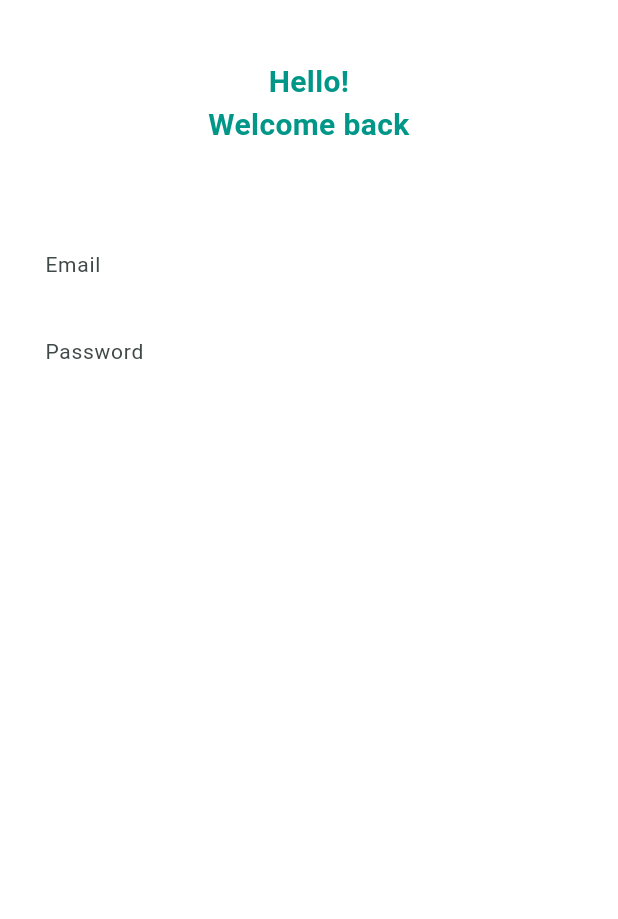
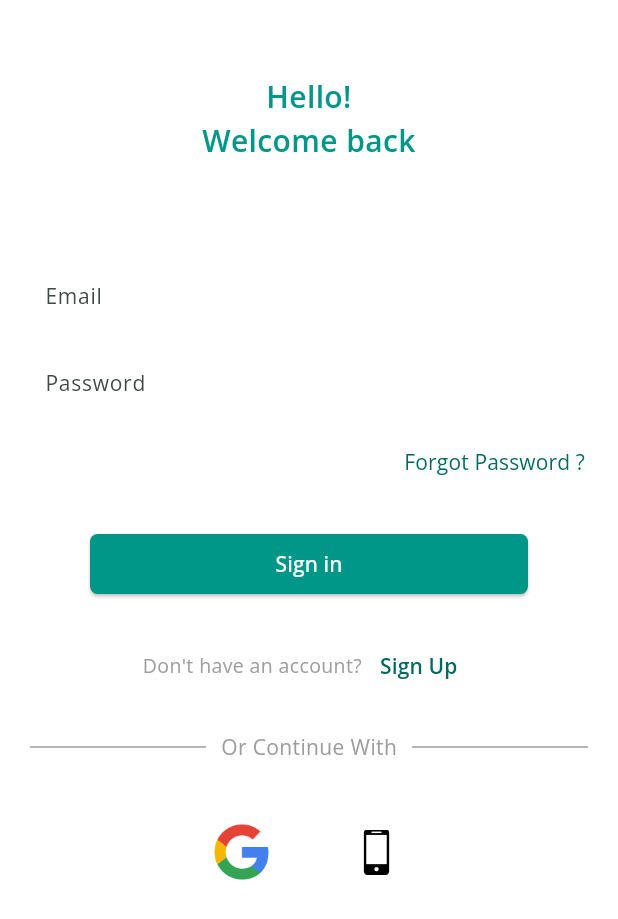
Before and after one commit to safvansafvan/StudentAppWithFirebase, a Flutter app: the screen it shows after launch, on a phone screen of 412 x 824 dp. Shown: the top 919 px of the screen. Run offline on Flutter 3.47's test engine with Material 3 defaults, Android fonts, the phone set to English and light mode, and no system bars; our stand-ins replace firebase_core, fluttertoast, google_fonts; accounts and stored records are empty.

Commit message:
base auth view is completed

```diff
--- a/lib/controller/const.dart
+++ b/lib/controller/const.dart
@@ -10,7 +10,7 @@ var authClr = const Color.fromARGB(235, 255, 255, 255);
 
 //size
 
-var commonWidth = const SizedBox(width: 10);
+var commonWidth = const SizedBox(width: 30);
 var commonHeight = const SizedBox(height: 10);
 
 //radius
--- a/lib/main.dart
+++ b/lib/main.dart
@@ -1,5 +1,6 @@
 import 'package:firebase_core/firebase_core.dart';
 import 'package:flutter/material.dart';
+import 'package:google_fonts/google_fonts.dart';
 import 'package:provider/provider.dart';
 import 'package:studentappfirebase/controller/providers/auth_provider.dart';
 import 'package:studentappfirebase/view/auth/authview.dart';
@@ -20,6 +21,7 @@ class MyApp extends StatelessWidget {
       child: MaterialApp(
         title: 'studentapp',
         theme: ThemeData(
+          fontFamily: GoogleFonts.openSans().fontFamily,
           colorScheme: ColorScheme.fromSeed(seedColor: Colors.teal),
           useMaterial3: true,
         ),
--- a/lib/view/auth/authview.dart
+++ b/lib/view/auth/authview.dart
@@ -17,7 +17,7 @@ class AuthView extends StatelessWidget {
       body: ListView(
         children: [
           const Padding(
-            padding: EdgeInsets.symmetric(vertical: 40),
+            padding: EdgeInsets.symmetric(vertical: 50),
             child: Text(
               'Hello!\nWelcome back',
               style: TextStyle(
@@ -40,6 +40,87 @@ class AuthView extends StatelessWidget {
                     keyType: TextInputType.emailAddress),
               ],
             ),
+          ),
+          Align(
+            alignment: Alignment.topRight,
+            child: Container(
+              margin: const EdgeInsetsDirectional.only(end: 10),
+              child: TextButton(
+                  onPressed: () {},
+                  child: const Text(
+                    'Forgot Password ?',
+                    style: TextStyle(fontWeight: FontWeight.normal),
+                  )),
+            ),
+          ),
+          Container(
+            margin: const EdgeInsets.symmetric(horizontal: 60, vertical: 20),
+            child: ElevatedButton(
+                onPressed: () {},
+                style: ElevatedButton.styleFrom(
+                  backgroundColor: commonClr,
+                  shape: RoundedRectangleBorder(
+                    borderRadius: BorderRadius.circular(5.0),
+                  ),
+                ),
+                child: Text(
+                  'Sign in',
+                  style: TextStyle(color: kwhite),
+                )),
+          ),
+          Row(
+            mainAxisAlignment: MainAxisAlignment.center,
+            children: [
+              Text(
+                "Don't have an account?",
+                style: TextStyle(
+                    fontSize: 13, color: kgrey, fontWeight: FontWeight.normal),
+              ),
+              TextButton(
+                  onPressed: () {},
+                  child: const Text(
+                    'Sign Up',
+                    style: TextStyle(fontWeight: FontWeight.w600),
+                  ))
+            ],
+          ),
+          Padding(
+            padding: const EdgeInsets.all(20.0),
+            child: Row(
+              children: [
+                Expanded(
+                  child: Divider(color: kgrey),
+                ),
+                Padding(
+                  padding: const EdgeInsets.symmetric(horizontal: 10),
+                  child: Text(
+                    'Or Continue With',
+                    style: TextStyle(color: kgrey),
+                  ),
+                ),
+                Expanded(child: Divider(color: kgrey))
+              ],
+            ),
+          ),
+          commonHeight,
+          Row(
+            mainAxisAlignment: MainAxisAlignment.center,
+            children: [
+              CircleAvatar(
+                radius: 30,
+                backgroundColor: authClr,
+                child: const Image(
+                    image: AssetImage(
+                  'assets/icons/google.png',
+                )),
+              ),
+              commonWidth,
+              CircleAvatar(
+                  radius: 30,
+                  backgroundColor: authClr,
+                  child: const Image(
+                      width: 30, image: AssetImage('assets/icons/phone.png')))
+            ],
           )
         ],
       ),
--- a/pubspec.yaml
+++ b/pubspec.yaml
@@ -16,6 +16,7 @@ dependencies:
   firebase_core: ^2.24.0
   fluttertoast: ^8.2.4
   provider: ^6.1.1
+  google_fonts: ^6.1.0
 
 
 dev_dependencies:
@@ -25,9 +26,8 @@ dev_dependencies:
 flutter:
   uses-material-design: true
 
-  # assets:
-  #   - images/a_dot_burr.jpeg
-  #   - images/a_dot_ham.jpeg
+  assets:
+    - assets/icons/
 
   # example:
   # fonts:
```
Also changed, not shown: assets/icons/google.png (added), assets/icons/phone.png (added), pubspec.lock, 1 other file.
